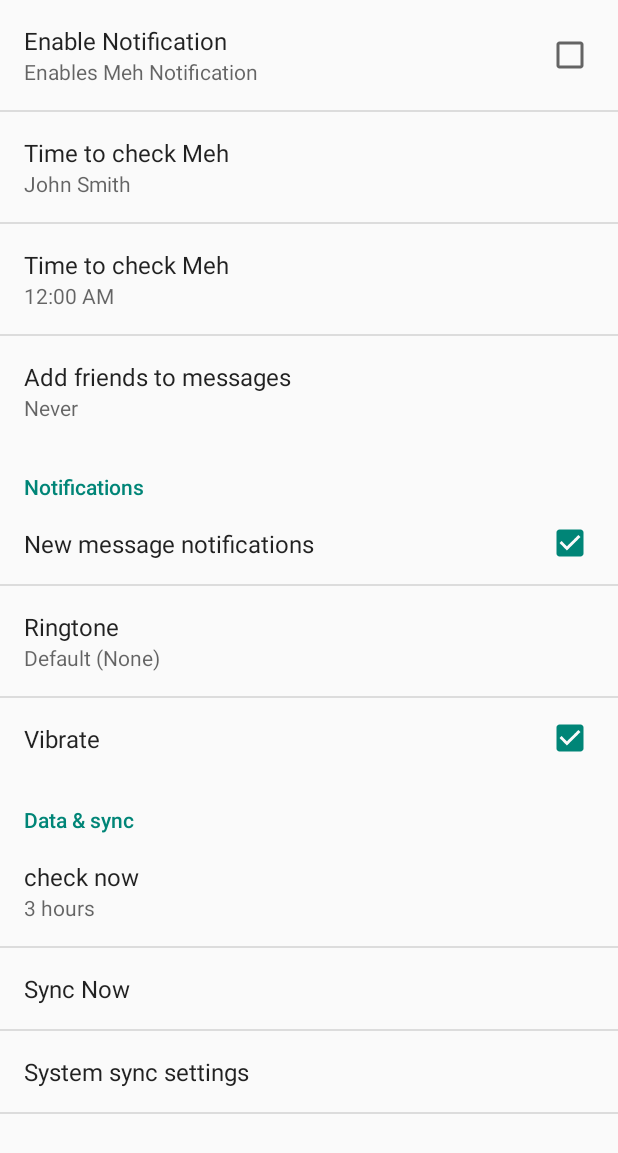
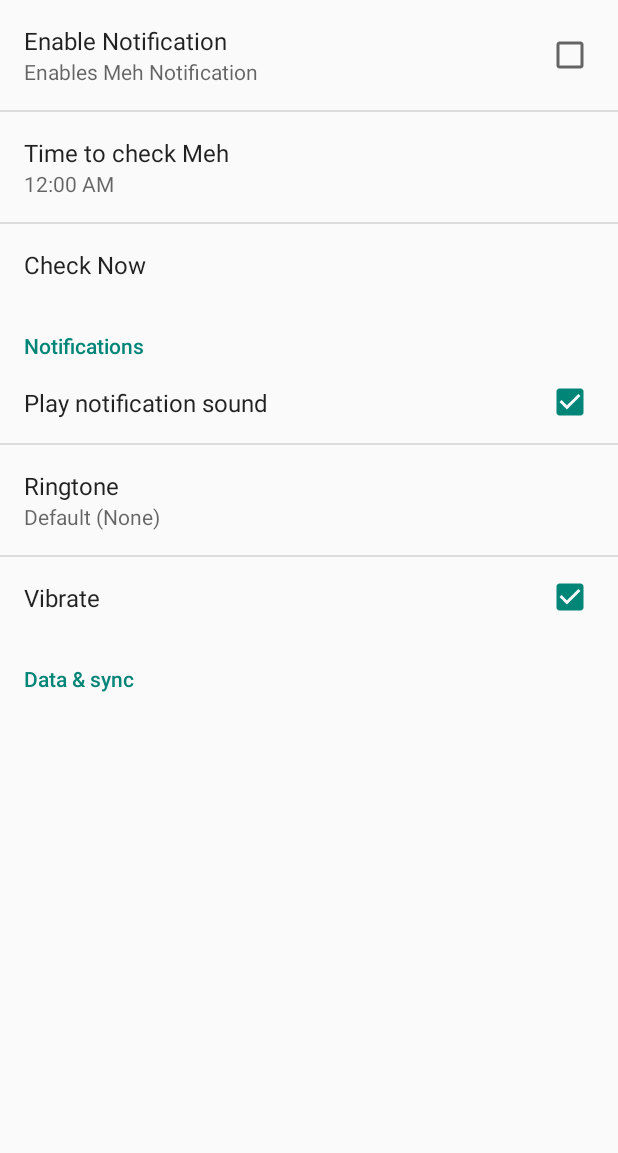
Before and after one commit to ermacaz/Meh-Notifier, an Android app: the screen it shows after launch (SettingsActivity), on a phone screen of 412 x 824 dp. Shown: the top 1153 px of the screen. Run offline under Robolectric (Android 15) with nearby library versions, the phone set to English and light mode, and no system bars.

Commit message:
can set vibrate and sound

```diff
--- a/app/src/main/java/ermacaz/com/mehfukubukuro/SettingsActivity.java
+++ b/app/src/main/java/ermacaz/com/mehfukubukuro/SettingsActivity.java
@@ -67,6 +67,7 @@ public class SettingsActivity extends PreferenceActivity {
     protected void onPostCreate(Bundle savedInstanceState) {
         super.onPostCreate(savedInstanceState);
 
+        //allows network calls on main thread - image would not load in time for notification if on separate thread
         if (android.os.Build.VERSION.SDK_INT > 9) {
             StrictMode.ThreadPolicy policy = new     StrictMode.ThreadPolicy.Builder().permitAll().build();
             StrictMode.setThreadPolicy(policy);
@@ -177,10 +178,7 @@ public class SettingsActivity extends PreferenceActivity {
         // Bind the summaries of EditText/List/Dialog/Ringtone preferences to
         // their values. When their values change, their summaries are updated
         // to reflect the new value, per the Android Design guidelines.
-        bindPreferenceSummaryToValue(findPreference("example_text"));
-        bindPreferenceSummaryToValue(findPreference("example_list"));
-        bindPreferenceSummaryToValue(findPreference("notifications_new_message_ringtone"));
-        bindPreferenceSummaryToValue(findPreference("sync_frequency"));
+        bindPreferenceSummaryToValue(findPreference("notifications_ringtone"));
 
         Preference syncPref = (Preference)getPreferenceManager().findPreference("syncNow");
         syncPref.setOnPreferenceClickListener(new Preference.OnPreferenceClickListener() {
@@ -190,6 +188,60 @@ public class SettingsActivity extends PreferenceActivity {
                 return true;
             }
         });
+        CheckBoxPreference soundPreference = (CheckBoxPreference)getPreferenceManager().findPreference("notifications_sound");
+        soundPreference.setOnPreferenceChangeListener(new Preference.OnPreferenceChangeListener() {
+            @Override
+            public boolean onPreferenceChange(Preference preference, Object newValue) {
+                SharedPreferences.Editor editor = mPreferences.edit();
+                editor.putBoolean("soundEnabled", (boolean)newValue);
+                editor.commit();
+                return true;
+            }
+        });
+
+        CheckBoxPreference vibratePreference = (CheckBoxPreference)getPreferenceManager().findPreference("notifications_vibrate");
+        vibratePreference.setOnPreferenceChangeListener(new Preference.OnPreferenceChangeListener() {
+            @Override
+            public boolean onPreferenceChange(Preference preference, Object newValue) {
+                SharedPreferences.Editor editor = mPreferences.edit();
+                editor.putBoolean("vibrateEnabled", (boolean)newValue);
+                editor.commit();
+                return true;
+            }
+        });
+
+        RingtonePreference ringtonePreference = (RingtonePreference)getPreferenceManager().findPreference("notifications_ringtone");
+        ringtonePreference.setOnPreferenceChangeListener(new Preference.OnPreferenceChangeListener() {
+            @Override
+            public boolean onPreferenceChange(Preference preference, Object newValue) {
+                SharedPreferences.Editor editor = mPreferences.edit();
+                editor.putString("ringtone", (String)newValue);
+                editor.commit();
+
+                //update ui
+                String stringValue = newValue.toString();
+                if (TextUtils.isEmpty(stringValue)) {
+                    // Empty values correspond to 'silent' (no ringtone).
+                    preference.setSummary(R.string.pref_ringtone_silent);
+
+                } else {
+                    Ringtone ringtone = RingtoneManager.getRingtone(
+                            preference.getContext(), Uri.parse(stringValue));
+
+                    if (ringtone == null) {
+                        // Clear the summary if there was a lookup error.
+                        preference.setSummary(null);
+                    } else {
+                        // Set the summary to reflect the new ringtone display
+                        // name.
+                        String name = ringtone.getTitle(preference.getContext());
+                        preference.setSummary(name);
+                    }
+                }
+                return true;
+            }
+        });
+
     }
 
     /**
--- a/app/src/main/res/xml/pref_data_sync.xml
+++ b/app/src/main/res/xml/pref_data_sync.xml
@@ -1,24 +1,3 @@
 <PreferenceScreen xmlns:android="http://schemas.android.com/apk/res/android">
 
-    <!-- NOTE: Hide buttons to simplify the UI. Users can touch outside the dialog to
-         dismiss it. -->
-    <!-- NOTE: ListPreference's summary should be set to its value by the activity code. -->
-    <ListPreference
-        android:key="sync_frequency"
-        android:title="check now"
-        android:entries="@array/pref_sync_frequency_titles"
-        android:entryValues="@array/pref_sync_frequency_values"
-        android:defaultValue="180"
-        android:negativeButtonText="@null"
-        android:positiveButtonText="@null" />
-    <Preference
-        android:key="syncNow"
-        android:title="Sync Now"/>
-
-    <!-- This preference simply launches an intent when selected. Use this UI sparingly, per
-         design guidelines. -->
-    <Preference android:title="@string/pref_title_system_sync_settings">
-        <intent android:action="android.settings.SYNC_SETTINGS" />
-    </Preference>
-
 </PreferenceScreen>
--- a/app/src/main/res/xml/pref_general.xml
+++ b/app/src/main/res/xml/pref_general.xml
@@ -6,16 +6,6 @@
         android:title="Enable Notification"
         android:summary="Enables Meh Notification"/>
 
-    <!-- NOTE: EditTextPreference accepts EditText attributes. -->
-    <!-- NOTE: EditTextPreference's summary should be set to its value by the activity code. -->
-    <EditTextPreference
-        android:key="example_text"
-        android:title="Time to check Meh"
-        android:defaultValue="@string/pref_default_display_name"
-        android:selectAllOnFocus="true"
-        android:inputType="time"
-        android:singleLine="true"
-        android:maxLines="1" />
 
     <ermacaz.com.mehfukubukuro.TimePreference
         android:id="@+id/meh_update_time"
@@ -23,17 +13,8 @@
         android:title="Time to check Meh"
         android:defaultValue="0"/>
 
-
-    <!-- NOTE: Hide buttons to simplify the UI. Users can touch outside the dialog to
-         dismiss it. -->
-    <!-- NOTE: ListPreference's summary should be set to its value by the activity code. -->
-    <ListPreference
-        android:key="example_list"
-        android:title="@string/pref_title_add_friends_to_messages"
-        android:defaultValue="-1"
-        android:entries="@array/pref_example_list_titles"
-        android:entryValues="@array/pref_example_list_values"
-        android:negativeButtonText="@null"
-        android:positiveButtonText="@null" />
+    <Preference
+        android:key="syncNow"
+        android:title="Check Now"/>
 
 </PreferenceScreen>
--- a/app/src/main/res/xml/pref_headers.xml
+++ b/app/src/main/res/xml/pref_headers.xml
@@ -9,7 +9,4 @@
         android:fragment="ermacaz.com.mehfukubukuro.SettingsActivity$NotificationPreferenceFragment"
         android:title="@string/pref_header_notifications" />
 
-    <header android:fragment="ermacaz.com.mehfukubukuro.SettingsActivity$DataSyncPreferenceFragment"
-        android:title="@string/pref_header_data_sync" />
-
 </preference-headers>
--- a/app/src/main/res/xml/pref_notification.xml
+++ b/app/src/main/res/xml/pref_notification.xml
@@ -3,24 +3,23 @@
     <!-- A 'parent' preference, which enables/disables child preferences (below)
          when checked/unchecked. -->
     <CheckBoxPreference
-        android:key="notifications_new_message"
-        android:title="@string/pref_title_new_message_notifications"
+        android:key="notifications_sound"
+        android:title="Play notification sound"
         android:defaultValue="true" />
 
     <!-- Allows the user to choose a ringtone in the 'notification_expanded' category. -->
     <!-- NOTE: This preference will be enabled only when the checkbox above is checked. -->
     <!-- NOTE: RingtonePreference's summary should be set to its value by the activity code. -->
     <RingtonePreference
-        android:dependency="notifications_new_message"
-        android:key="notifications_new_message_ringtone"
+        android:dependency="notifications_sound"
+        android:key="notifications_ringtone"
         android:title="@string/pref_title_ringtone"
         android:ringtoneType="notification"
         android:defaultValue="content://settings/system/notification_sound" />
 
     <!-- NOTE: This preference will be enabled only when the checkbox above is checked. -->
     <CheckBoxPreference
-        android:dependency="notifications_new_message"
-        android:key="notifications_new_message_vibrate"
+        android:key="notifications_vibrate"
         android:title="@string/pref_title_vibrate"
         android:defaultValue="true" />
 
```
Also changed, not shown: app/src/main/java/ermacaz/com/mehfukubukuro/AlarmReceiver.java (+16 -5 lines).
